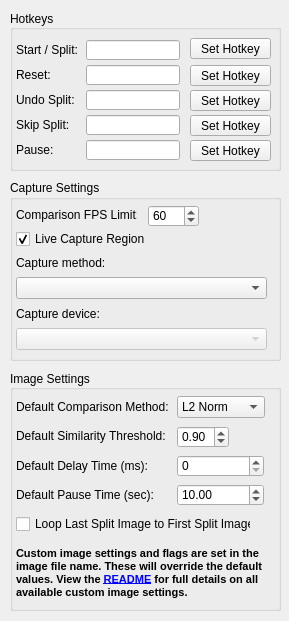
Qt form res/settings.ui (zalgo3/Auto-Split) before a commit.
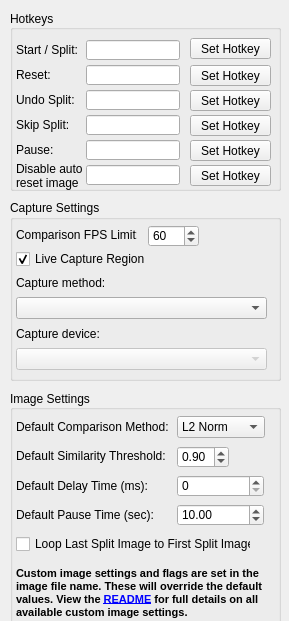
The same form after that commit. Icons and pictures are not drawn.

Commit message: Added hotkey for disable auto reset image

What changed in the file:
```diff
--- a/res/settings.ui
+++ b/res/settings.ui
@@ -50,7 +50,7 @@
    <property name="geometry">
     <rect>
      <x>10</x>
-     <y>180</y>
+     <y>200</y>
      <width>271</width>
      <height>181</height>
     </rect>
@@ -175,7 +175,7 @@
    <property name="geometry">
     <rect>
      <x>10</x>
-     <y>370</y>
+     <y>390</y>
      <width>271</width>
      <height>241</height>
     </rect>
@@ -406,7 +406,7 @@
      <x>10</x>
      <y>10</y>
      <width>271</width>
-     <height>161</height>
+     <height>181</height>
     </rect>
    </property>
    <property name="title">
@@ -649,6 +649,52 @@
      <bool>true</bool>
     </property>
    </widget>
+   <widget class="QPushButton" name="set_disable_auto_reset_image_hotkey_button">
+    <property name="geometry">
+     <rect>
+      <x>180</x>
+      <y>155</y>
+      <width>81</width>
+      <height>21</height>
+     </rect>
+    </property>
+    <property name="focusPolicy">
+     <enum>Qt::NoFocus</enum>
+    </property>
+    <property name="text">
+     <string>Set Hotkey</string>
+    </property>
+   </widget>
+   <widget class="QLabel" name="disable_auto_reset_image_label">
+    <property name="geometry">
+     <rect>
+      <x>6</x>
+      <y>150</y>
+      <width>71</width>
+      <height>31</height>
+     </rect>
+    </property>
+    <property name="text">
+     <string>Disable auto
+reset image</string>
+    </property>
+   </widget>
+   <widget class="QLineEdit" name="disable_auto_reset_image_input">
+    <property name="geometry">
+     <rect>
+      <x>76</x>
+      <y>155</y>
+      <width>94</width>
+      <height>20</height>
+     </rect>
+    </property>
+    <property name="text">
+     <string/>
+    </property>
+    <property name="readOnly">
+     <bool>true</bool>
+    </property>
+   </widget>
   </widget>
  </widget>
  <tabstops>
```
The commit also changes 4 other files.
